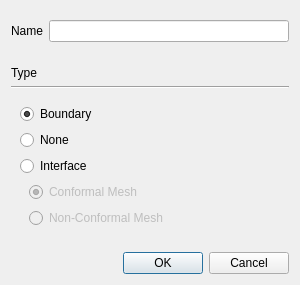
First picture: the form in view/geometry/surface_dialog.ui, repository nextfoam/baram, before the edit.
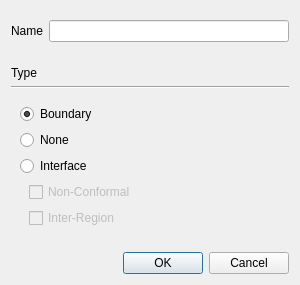
Second picture: the form after the edit.

Commit message: Interface 타입 설정 변경 (Non-Conformal, Inter-Region  옵션 추가)

The edit to the form file:
```diff
--- a/view/geometry/surface_dialog.ui
+++ b/view/geometry/surface_dialog.ui
@@ -111,22 +111,16 @@
              <number>0</number>
             </property>
             <item>
-             <widget class="QRadioButton" name="conformalMesh">
+             <widget class="QCheckBox" name="nonConformal">
               <property name="text">
-               <string>Conformal Mesh</string>
+               <string>Non-Conformal</string>
               </property>
-              <property name="checked">
-               <bool>true</bool>
-              </property>
-              <attribute name="buttonGroup">
-               <string notr="true">interfaceRadios</string>
-              </attribute>
              </widget>
             </item>
             <item>
-             <widget class="QRadioButton" name="nonConformalMesh">
+             <widget class="QCheckBox" name="interRegion">
               <property name="text">
-               <string>Non-Conformal Mesh</string>
+               <string>Inter-Region</string>
               </property>
               <attribute name="buttonGroup">
                <string notr="true">interfaceRadios</string>
```
Left out of the diff: 5 changed lines with no effect on the pictures. The commit also changes 6 other files.
